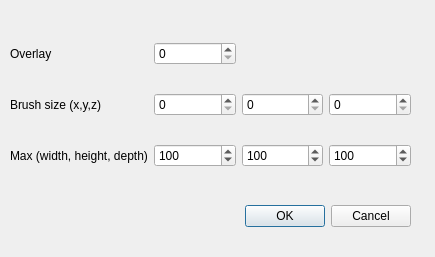
Before: the Qt Designer form plugins/GraphCutsPlugin/settingsdialog.ui in polmonso/superannotator, drawn with Qt 5.
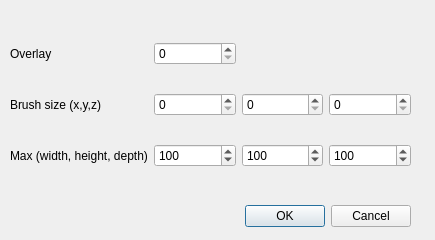
After: the same form once the commit is applied.

Diff of the .ui file:
```diff
--- a/plugins/GraphCutsPlugin/settingsdialog.ui
+++ b/plugins/GraphCutsPlugin/settingsdialog.ui
@@ -7,7 +7,7 @@
     <x>0</x>
     <y>0</y>
     <width>435</width>
-    <height>257</height>
+    <height>240</height>
    </rect>
   </property>
   <property name="windowTitle">
```
